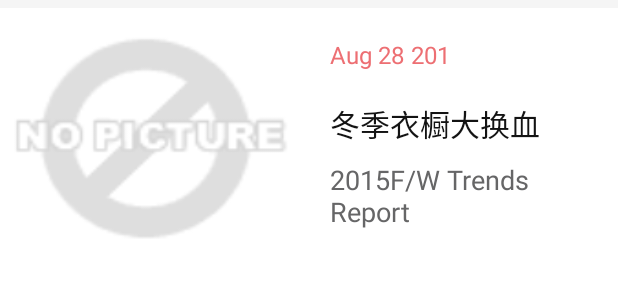
After one commit to 15109237255/fulicenter, an Android app: the layout item_boutique.xml on its own in the app's theme, with its tools: preview values and no code run, on a phone screen of 412 x 824 dp. The commit adds this screen. Shown: the top 300 px of the screen. Run offline under Robolectric (Android 15) with nearby library versions, the phone set to English and light mode, and no system bars.

```diff
--- /dev/null
+++ b/app/src/main/res/layout/item_boutique.xml
@@ -0,0 +1,59 @@
+<?xml version="1.0" encoding="utf-8"?>
+<RelativeLayout xmlns:android="http://schemas.android.com/apk/res/android"
+                android:id="@+id/layout_boutique_item"
+              android:layout_width="match_parent"
+                android:layout_marginTop="5dp"
+                android:layout_marginBottom="5dp"
+              android:layout_height="wrap_content">
+    <ImageView
+        android:layout_width="200dp"
+        android:layout_height="200dp"
+        android:id="@+id/ivBoutiqueImg"
+        android:src="@drawable/nopic"
+        android:scaleType="fitXY"
+        />
+    <LinearLayout
+        android:layout_width="match_parent"
+        android:layout_height="200dp"
+        android:orientation="vertical"
+        android:gravity="top"
+        android:paddingLeft="20dp"
+        android:paddingRight="20dp"
+        android:layout_toRightOf="@+id/ivBoutiqueImg"
+        android:background="@color/white"
+        >
+        <TextView
+            android:layout_width="match_parent"
+            android:layout_height="wrap_content"
+            android:id="@+id/tvBoutiqueTitle"
+            android:textColor="@color/list_item_title"
+            android:layout_marginTop="20dp"
+            android:ellipsize="end"
+            android:textSize="16sp"
+            android:text="Aug 28 201"
+            />
+        <TextView
+            android:layout_width="match_parent"
+            android:layout_height="wrap_content"
+            android:id="@+id/tvBoutiqueName"
+            android:textColor="@color/list_item_name"
+            android:layout_marginTop="20dp"
+            android:ellipsize="end"
+            android:textSize="20sp"
+            android:text="冬季衣橱大换血"
+            />
+        <TextView
+            android:layout_width="match_parent"
+            android:layout_height="wrap_content"
+            android:id="@+id/tvBoutiqueDescription"
+            android:textColor="@color/gray_normal"
+            android:layout_marginTop="10dp"
+            android:textSize="18sp"
+            android:maxLines="2"
+            android:ellipsize="end"
+            android:text="2015F/W Trends Report"
+            />
+
+    </LinearLayout>
+
+</RelativeLayout>
```
Also changed, not shown: app/src/main/java/com/example/angela/fulicenter/adapter/BoutiqueAdapter.java (added, +120 -0 lines), app/src/main/java/com/example/angela/fulicenter/adapter/GoodsAdapter.java (+1 -8 lines), app/src/main/java/com/example/angela/fulicenter/view/FooterViewHolder.java (added, +24 -0 lines).
